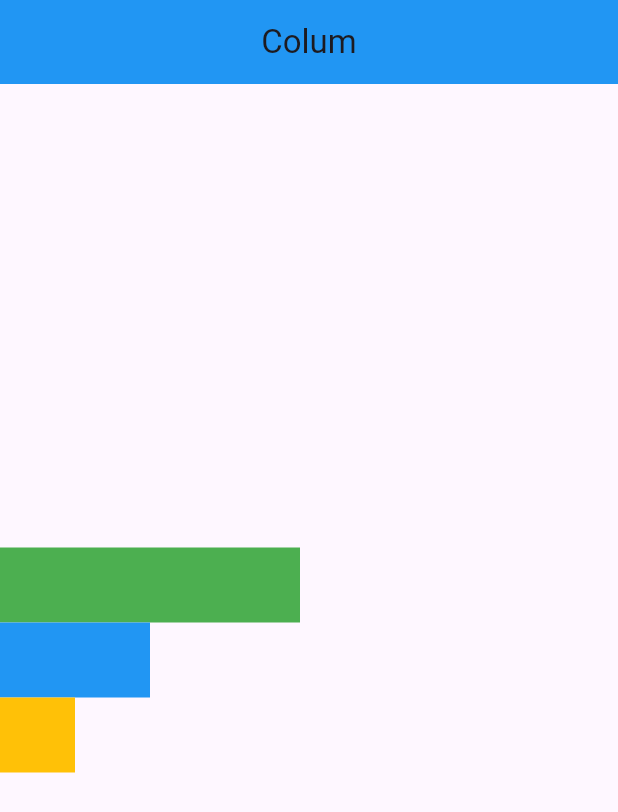
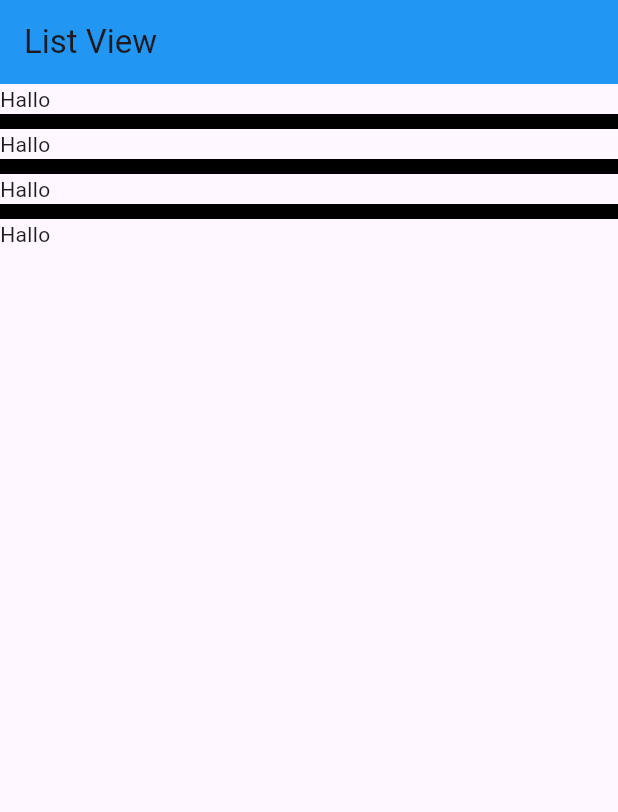
Before and after one commit to taufik-hdyt/flutter-dasar, a Flutter app: the screen it shows after launch, on a phone screen of 412 x 824 dp. Shown: the top 812 px of the screen. Run offline on Flutter 3.47's test engine with Material 3 defaults, Android fonts, the phone set to English and light mode, and no system bars.

Commit message:
belajar list view

```diff
--- a/lib/main.dart
+++ b/lib/main.dart
@@ -1,39 +1,57 @@
 import 'package:flutter/material.dart';
 
-main() {
+void main() {
   runApp(MyApp());
 }
 
 class MyApp extends StatelessWidget {
+  final List<Color> myColor = [
+    Colors.red,
+    Colors.yellow,
+    Colors.green,
+    Colors.blue
+  ];
   @override
   Widget build(BuildContext context) {
     return MaterialApp(
       home: Scaffold(
         appBar: AppBar(
-          title: Text("Colum"),
-          centerTitle: true,
+          title: const Text("List View"),
           backgroundColor: Colors.blue,
         ),
-        body: Column(
-            mainAxisAlignment: MainAxisAlignment.center,
-            crossAxisAlignment: CrossAxisAlignment.start,
-            children: [
-              Container(
-                width: 200,
-                height: 50,
-                color: Colors.green,
-              ),
-              Container(
-                width: 100,
-                height: 50,
-                color: Colors.blue,
-              ),
-              Container(
-                width: 50,
-                height: 50,
-                color: Colors.amber,
-              ),
-            ]),
+        // menambahkan list view
+        // body: ListView.builder(
+        //   itemCount: myColor.length,
+        //   itemBuilder: (context, index) {
+        //     return Container(
+        //       height: 300,
+        //       width: 300,
+        //       color: myColor[index],
+        //     );
+        //   },
+        // ),
+
+        // menambahkan spasi dan warna spasinya
+        body: ListView.separated(
+          separatorBuilder: (context, index) {
+            return Container(
+              height: 10,
+              color: Colors.black,
+            );
+          },
+          itemCount: myColor.length,
+          itemBuilder: (context, index) {
+            // Mengembalikan return Container =============
+            // return Container(
+            //   height: 300,
+            //   width: 300,
+            //   color: myColor[index],
+            // );
+
+            // Mengembalikan return Text =============
+            return Text("Hallo");
+          },
+        ),
       ),
     );
   }
```
